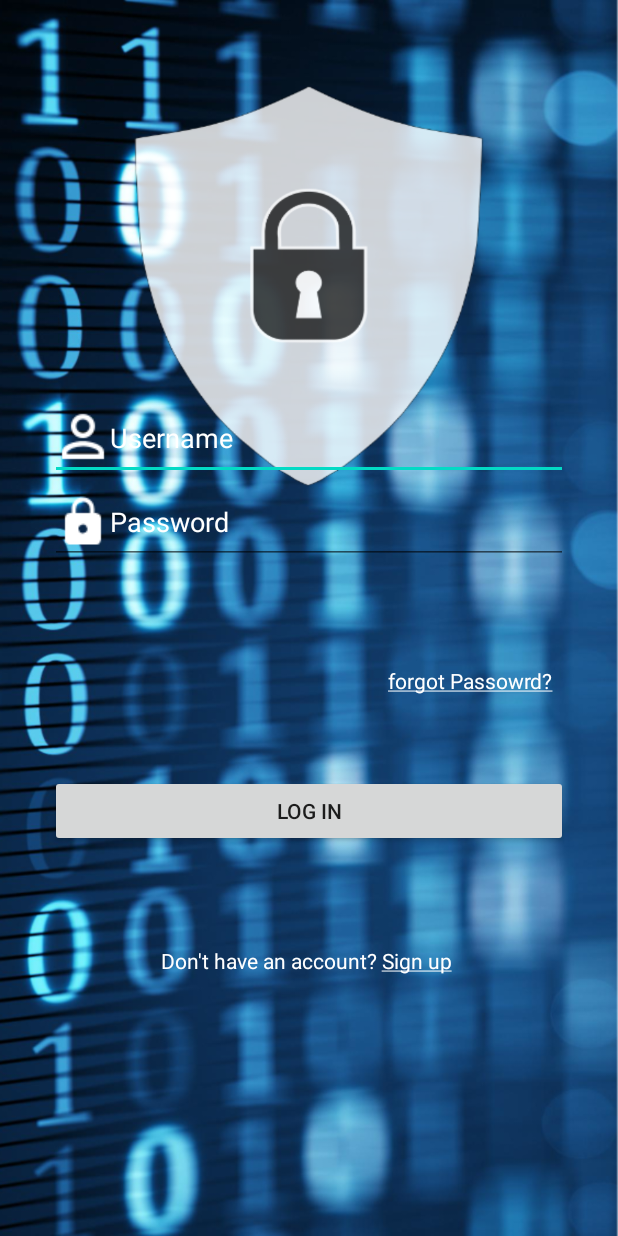
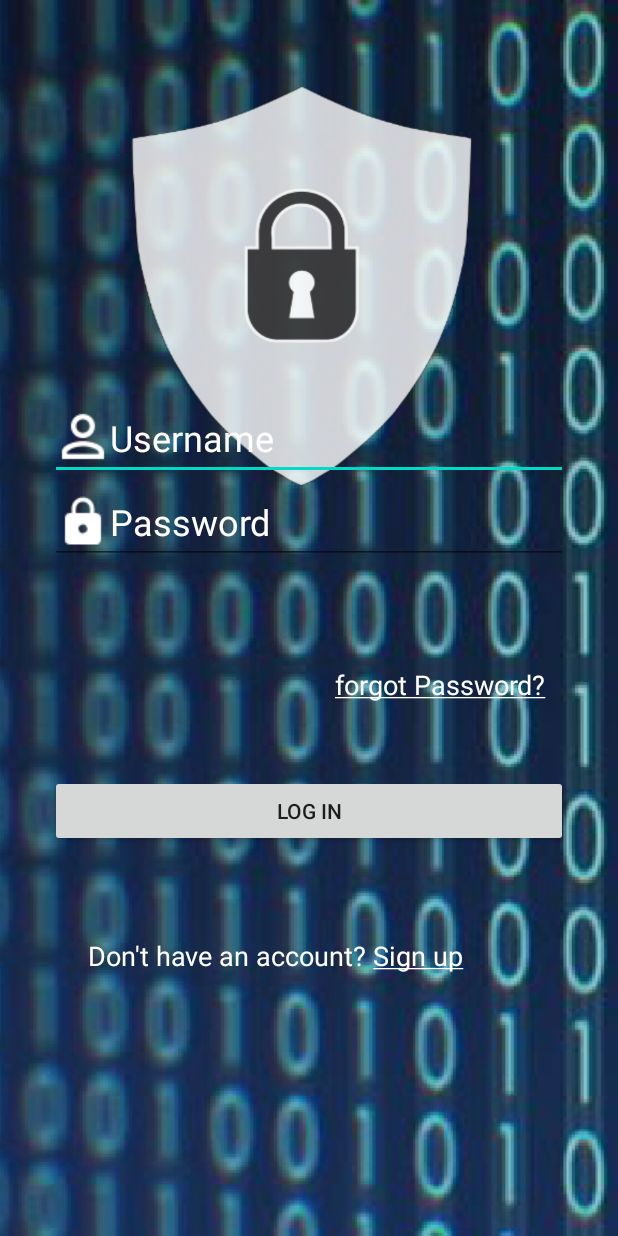
Before and after one commit to marvinwel/3311_Team_4, an Android app: the screen it shows after launch (LogIn), on a phone screen of 412 x 824 dp. Run offline under Robolectric (Android 15) with nearby library versions, the phone set to English and light mode, and no system bars; our stand-ins replace Firebase (no records; nobody signed in at launch, a user with empty details on screens opened directly).

Commit message:
background login screen update

```diff
--- a/app/src/main/java/com/example/password_saver/LogIn.java
+++ b/app/src/main/java/com/example/password_saver/LogIn.java
@@ -43,7 +43,7 @@ public class LogIn extends AppCompatActivity {
         //set link for forgot password and signup
         textview = findViewById(R.id.ForgotPassword_link);
         textview1 = findViewById(R.id.signup_link);
-        String text = "forgot Passowrd?";
+        String text = "forgot Password?";
         String text1 = "Don't have an account? Sign up";
 
         Spannable ss = new SpannableString(text);
--- a/app/src/main/res/layout/activity_forgot__password.xml
+++ b/app/src/main/res/layout/activity_forgot__password.xml
@@ -63,7 +63,7 @@
         android:layout_height="37dp"
         android:layout_marginBottom="192dp"
         android:background="@android:color/holo_blue_dark"
-        android:text="Send"
+        android:text="Request"
         app:layout_constraintBottom_toBottomOf="parent"
         app:layout_constraintEnd_toEndOf="parent"
         app:layout_constraintHorizontal_bias="0.217"
--- a/app/src/main/res/layout/activity_login.xml
+++ b/app/src/main/res/layout/activity_login.xml
@@ -3,13 +3,13 @@
     xmlns:app="http://schemas.android.com/apk/res-auto"
     xmlns:tools="http://schemas.android.com/tools"
     android:layout_width="match_parent"
-    android:background="@drawable/pic3"
     android:layout_height="match_parent"
+    android:background="@drawable/pic7"
     tools:context=".LogIn">
 
     <TextView
         android:id="@+id/ForgotPassword_link"
-        android:layout_width="120dp"
+        android:layout_width="160dp"
         android:layout_height="25dp"
         android:layout_marginBottom="47dp"
         android:text="Forgot password?"
@@ -17,6 +17,7 @@
         android:textColorHighlight="#102950"
         android:textColorLink="#FFFFFF"
         android:textCursorDrawable="@color/colorPrimaryDark"
+        android:textSize="18sp"
         app:layout_constraintBottom_toTopOf="@+id/login_button"
         app:layout_constraintEnd_toEndOf="parent"
         app:layout_constraintHorizontal_bias="0.886"
@@ -34,10 +35,10 @@
         android:hint="Username"
         android:inputType="textEmailAddress"
         android:textColor="#FFFFFF"
-        android:textColorHighlight="#FFFFFF"
+        android:textColorHighlight="#15B9D1"
         android:textColorHint="#FFFFFF"
         android:textColorLink="#FFFFFF"
-        android:textCursorDrawable="@color/colorPrimaryDark"
+        android:textSize="24sp"
         app:layout_constraintEnd_toEndOf="parent"
         app:layout_constraintStart_toStartOf="parent"
         app:layout_constraintTop_toTopOf="parent" />
@@ -62,9 +63,10 @@
         android:hint="Password"
         android:inputType="textPassword"
         android:textColor="#FFFFFF"
-        android:textColorHighlight="#FFFFFF"
+        android:textColorHighlight="#15B9D1"
         android:textColorHint="#FFFFFF"
         android:textColorLink="#FFFFFF"
+        android:textSize="24sp"
         app:layout_constraintBottom_toTopOf="@+id/login_button"
         app:layout_constraintEnd_toEndOf="parent"
         app:layout_constraintStart_toStartOf="parent"
@@ -73,18 +75,18 @@
 
     <TextView
         android:id="@+id/signup_link"
-        android:layout_width="237dp"
-        android:layout_height="39dp"
+        android:layout_width="294dp"
+        android:layout_height="51dp"
         android:text="Don't have an account? Sign up"
         android:textColor="#FFFFFF"
-        android:textColorHighlight="#FFFFFF"
-        android:textColorHint="#FFFFFF"
+        android:textColorHighlight="#102950"
         android:textColorLink="#FFFFFF"
+        android:textSize="18sp"
         app:layout_constraintBottom_toBottomOf="parent"
         app:layout_constraintEnd_toEndOf="parent"
-        app:layout_constraintHorizontal_bias="0.614"
+        app:layout_constraintHorizontal_bias="0.495"
         app:layout_constraintStart_toStartOf="parent"
         app:layout_constraintTop_toBottomOf="@+id/login_button"
-        app:layout_constraintVertical_bias="0.299" />
+        app:layout_constraintVertical_bias="0.29" />
 
 </androidx.constraintlayout.widget.ConstraintLayout>
```
Also changed, not shown: app/src/main/res/drawable/pic4.png (added), app/src/main/res/drawable/pic5.png (added), app/src/main/res/drawable/pic6.png (added), app/src/main/res/drawable/pic7.png (added).
